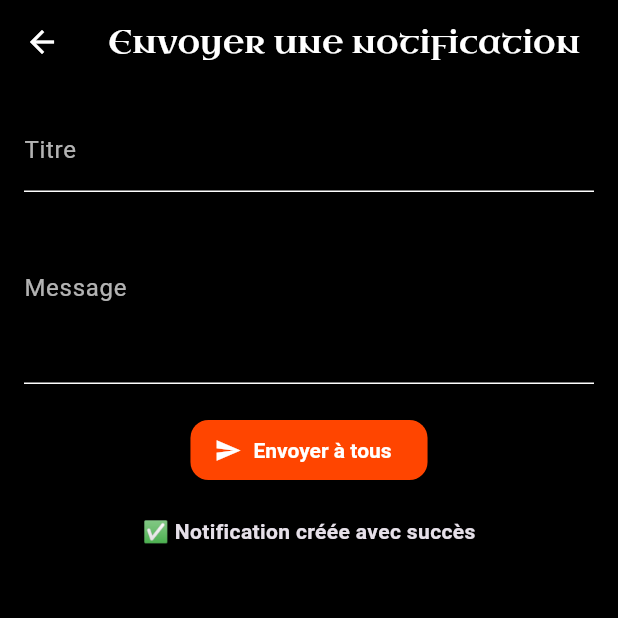
After one commit to Cojay77/DNDNB, a Flutter app: the SendNotificationScreen screen opened by its route, after a tap on "Envoyer à tous", on a phone screen of 412 x 824 dp, the top half of it. The commit adds this screen. Run offline on Flutter 3.47's test engine with Material 3 defaults, Android fonts, the light colour scheme and no system bars; our stand-ins replace firebase_auth, firebase_core, firebase_database, firebase_messaging, package_info_plus, shared_preferences; missing offline and left inert: dart:html, dart:js; accounts and stored records are empty.

Commit message:
Added notification screen

```diff
--- a/lib/app.dart
+++ b/lib/app.dart
@@ -7,6 +7,7 @@ import 'screens/home_screen.dart';
 import 'screens/admin_screen.dart';
 import 'screens/game_sessions_screen.dart';
 import 'screens/splash_screen.dart';
+import 'package:dndnb/screens/send_notification_screen.dart';
 
 class DndApp extends StatefulWidget {
   const DndApp({super.key});
@@ -94,6 +95,7 @@ class _DndAppState extends State<DndApp> {
         '/sessions': (context) => const GameSessionsScreen(),
         '/splash': (context) => const SplashScreen(),
         '/profile': (context) => const ProfileScreen(),
+        '/admin/notif': (context) => const SendNotificationScreen(),
       },
       home:
           initialScreen ??
--- a/lib/main.dart
+++ b/lib/main.dart
@@ -1,4 +1,5 @@
 // import 'package:flutter/foundation.dart';
+import 'package:dndnb/services/notification_service.dart';
 import 'package:firebase_auth/firebase_auth.dart';
 import 'package:firebase_database/firebase_database.dart';
 import 'package:firebase_messaging/firebase_messaging.dart';
@@ -29,5 +30,11 @@ void main() async {
     }
   });
 
+  await FirebaseMessaging.instance.getToken().then((token) {
+    if (token != null) {
+      registerWebToken(token);
+    }
+  });
+
   runApp(const DndApp());
 }
--- a/lib/screens/admin_screen.dart
+++ b/lib/screens/admin_screen.dart
@@ -15,7 +15,6 @@ class _AdminScreenState extends State<AdminScreen> {
   final FirebaseGameService _gameService = FirebaseGameService();
   final String _userId = FirebaseAuth.instance.currentUser!.uid;
   final TextEditingController titleController = TextEditingController();
-
 
   List<GameSession> sessions = [];
   bool loading = true;
@@ -68,8 +67,11 @@ class _AdminScreenState extends State<AdminScreen> {
           children: [
             TextField(
               controller: titleController,
-              decoration: InputDecoration(border: OutlineInputBorder(), labelText: 'Titre')
+              decoration: InputDecoration(
+                border: OutlineInputBorder(),
+                labelText: 'Titre',
               ),
+            ),
             ElevatedButton(
               onPressed: () async {
                 final picked = await showDatePicker(
@@ -99,7 +101,11 @@ class _AdminScreenState extends State<AdminScreen> {
                       : () async {
                         final formatted = formatDate(selectedDate!);
                         final sessionTitle = titleController.text.trim();
-                        await _gameService.createSession(formatted, _userId, sessionTitle);
+                        await _gameService.createSession(
+                          formatted,
+                          _userId,
+                          sessionTitle,
+                        );
                         setState(() {
                           selectedDate = null;
                         });
@@ -127,6 +133,12 @@ class _AdminScreenState extends State<AdminScreen> {
                         },
                       ),
             ),
+            ElevatedButton(
+              onPressed: () {
+                Navigator.pushNamed(context, '/admin/notif');
+              },
+              child: const Text("Envoyer une notification"),
+            ),
           ],
         ),
       ),
--- /dev/null
+++ b/lib/screens/send_notification_screen.dart
@@ -0,0 +1,81 @@
+import 'package:flutter/material.dart';
+import 'package:firebase_database/firebase_database.dart';
+
+class SendNotificationScreen extends StatefulWidget {
+  const SendNotificationScreen({super.key});
+
+  @override
+  State<SendNotificationScreen> createState() => _SendNotificationScreenState();
+}
+
+class _SendNotificationScreenState extends State<SendNotificationScreen> {
+  final _titleController = TextEditingController();
+  final _messageController = TextEditingController();
+  final _db = FirebaseDatabase.instance.ref();
+
+  bool _sending = false;
+  String? _status;
+
+  Future<void> sendNotificationToAllUsers() async {
+    setState(() {
+      _sending = true;
+      _status = null;
+    });
+
+    try {
+      final notif = {
+        'title': _titleController.text.trim(),
+        'message': _messageController.text.trim(),
+        'timestamp': DateTime.now().toIso8601String(),
+      };
+
+      await _db.child('customNotification').set(notif);
+
+      setState(() {
+        _status = '✅ Notification créée avec succès';
+        _sending = false;
+      });
+    } catch (e) {
+      setState(() {
+        _status = '❌ Erreur : $e';
+        _sending = false;
+      });
+    }
+  }
+
+  @override
+  Widget build(BuildContext context) {
+    return Scaffold(
+      appBar: AppBar(title: const Text('Envoyer une notification')),
+      body: Padding(
+        padding: const EdgeInsets.all(16),
+        child: Column(
+          children: [
+            TextField(
+              controller: _titleController,
+              decoration: const InputDecoration(labelText: 'Titre'),
+            ),
+            TextField(
+              controller: _messageController,
+              maxLines: 4,
+              decoration: const InputDecoration(labelText: 'Message'),
+            ),
+            const SizedBox(height: 20),
+            ElevatedButton.icon(
+              onPressed: _sending ? null : sendNotificationToAllUsers,
+              icon: const Icon(Icons.send),
+              label: Text(_sending ? 'Envoi...' : 'Envoyer à tous'),
+            ),
+            if (_status != null) ...[
+              const SizedBox(height: 20),
+              Text(
+                _status!,
+                style: const TextStyle(fontWeight: FontWeight.bold),
+              ),
+            ],
+          ],
+        ),
+      ),
+    );
+  }
+}
```
